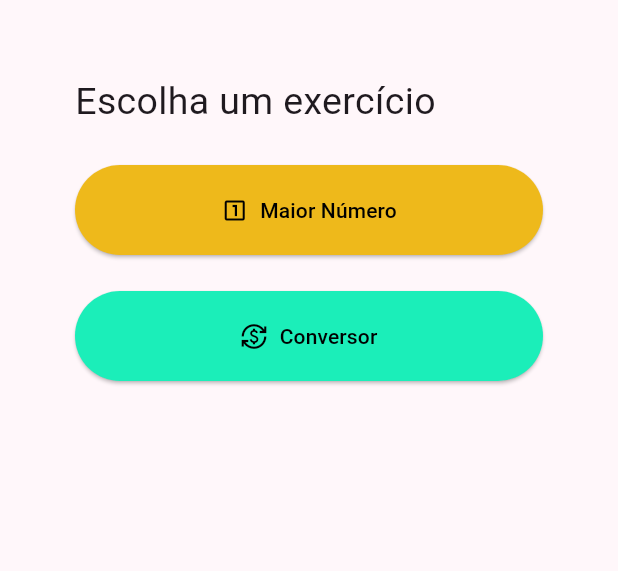
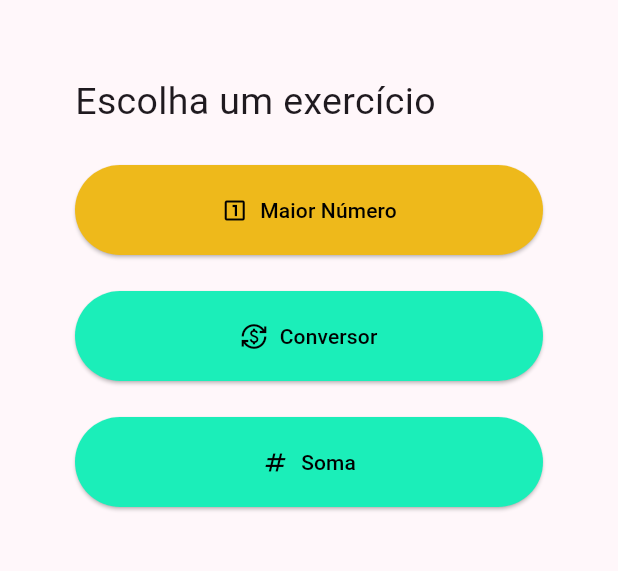
Before and after one commit to ulcitrinitas/AplicacaoExercicios, a Flutter app: the screen it shows after launch, on a phone screen of 412 x 824 dp, the part 84-655 px from its top. Run offline on Flutter 3.47's test engine with Material 3 defaults, Android fonts, the phone set to English and light mode, and no system bars.

Commit message:
criado botão para a página soma

```diff
--- a/lib/screens/home_screen.dart
+++ b/lib/screens/home_screen.dart
@@ -59,6 +59,24 @@
                 foregroundColor: Colors.black,
               ),
             ),
+            const SizedBox(height: 24),
+            ElevatedButton.icon(
+              onPressed: () {
+                Navigator.push(
+                  context,
+                  MaterialPageRoute(
+                    builder: (context) => const ConversorScreen(),
+                  ),
+                );
+              },
+              icon: const Icon(Icons.numbers),
+              label: Text("Soma"),
+              style: ElevatedButton.styleFrom(
+                padding: const EdgeInsets.symmetric(vertical: 20),
+                backgroundColor: Color(0xFF1BEEB9),
+                foregroundColor: Colors.black,
+              ),
+            ),
           ],
         ),
       ),
```
